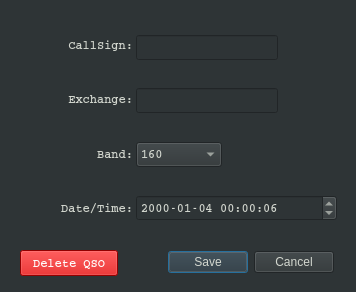
The window that dialog.ui (mbridak/k1usnsst) describes before a commit, drawn with Qt 5.
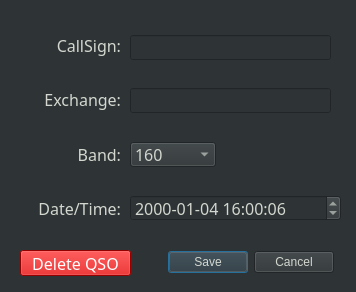
The same window after the commit.

The edit to the form file:
```diff
--- a/dialog.ui
+++ b/dialog.ui
@@ -10,6 +10,12 @@
     <height>292</height>
    </rect>
   </property>
+  <property name="font">
+   <font>
+    <family>JetBrains Mono</family>
+    <pointsize>12</pointsize>
+   </font>
+  </property>
   <property name="windowTitle">
    <string>Edit QSO</string>
   </property>
@@ -46,17 +52,18 @@
   <widget class="QLineEdit" name="editCallsign">
    <property name="geometry">
     <rect>
-     <x>136</x>
+     <x>130</x>
      <y>35</y>
-     <width>142</width>
+     <width>201</width>
      <height>25</height>
     </rect>
    </property>
    <property name="font">
     <font>
-     <family>Courier</family>
-     <weight>75</weight>
-     <bold>true</bold>
+     <family>JetBrains Mono</family>
+     <pointsize>12</pointsize>
+     <weight>50</weight>
+     <bold>false</bold>
     </font>
    </property>
    <property name="maxLength">
@@ -66,17 +73,18 @@
   <widget class="QLineEdit" name="editExchange">
    <property name="geometry">
     <rect>
-     <x>136</x>
+     <x>130</x>
      <y>88</y>
-     <width>142</width>
+     <width>201</width>
      <height>25</height>
     </rect>
    </property>
    <property name="font">
     <font>
-     <family>Courier</family>
-     <weight>75</weight>
-     <bold>true</bold>
+     <family>JetBrains Mono</family>
+     <pointsize>12</pointsize>
+     <weight>50</weight>
+     <bold>false</bold>
     </font>
    </property>
    <property name="maxLength">
@@ -86,22 +94,23 @@
   <widget class="QDateTimeEdit" name="editDateTime">
    <property name="geometry">
     <rect>
-     <x>136</x>
+     <x>130</x>
      <y>195</y>
-     <width>201</width>
+     <width>211</width>
      <height>26</height>
     </rect>
    </property>
    <property name="font">
     <font>
-     <family>Courier</family>
-     <weight>75</weight>
-     <bold>true</bold>
+     <family>JetBrains Mono</family>
+     <pointsize>12</pointsize>
+     <weight>50</weight>
+     <bold>false</bold>
     </font>
    </property>
    <property name="dateTime">
     <datetime>
-     <hour>0</hour>
+     <hour>16</hour>
      <minute>0</minute>
      <second>6</second>
      <year>2000</year>
@@ -124,15 +133,16 @@
     <rect>
      <x>20</x>
      <y>250</y>
-     <width>98</width>
+     <width>111</width>
      <height>26</height>
     </rect>
    </property>
    <property name="font">
     <font>
-     <family>Courier</family>
-     <weight>75</weight>
-     <bold>true</bold>
+     <family>JetBrains Mono</family>
+     <pointsize>12</pointsize>
+     <weight>50</weight>
+     <bold>false</bold>
     </font>
    </property>
    <property name="styleSheet">
@@ -146,7 +156,7 @@
   <widget class="QComboBox" name="editBand">
    <property name="geometry">
     <rect>
-     <x>136</x>
+     <x>130</x>
      <y>142</y>
      <width>86</width>
      <height>25</height>
@@ -154,9 +164,10 @@
    </property>
    <property name="font">
     <font>
-     <family>Courier</family>
-     <weight>75</weight>
-     <bold>true</bold>
+     <family>JetBrains Mono</family>
+     <pointsize>12</pointsize>
+     <weight>50</weight>
+     <bold>false</bold>
     </font>
    </property>
    <item>
@@ -208,16 +219,16 @@
   <widget class="QWidget" name="layoutWidget">
    <property name="geometry">
     <rect>
-     <x>41</x>
+     <x>23</x>
      <y>21</y>
-     <width>92</width>
+     <width>98</width>
      <height>211</height>
     </rect>
    </property>
    <property name="font">
     <font>
-     <family>Courier</family>
-     <weight>75</weight>
+     <family>JetBrains Mono</family>
+     <weight>50</weight>
      <bold>true</bold>
     </font>
    </property>
@@ -226,9 +237,10 @@
      <widget class="QLabel" name="label">
       <property name="font">
        <font>
-        <family>Courier</family>
-        <weight>75</weight>
-        <bold>true</bold>
+        <family>JetBrains Mono</family>
+        <pointsize>12</pointsize>
+        <weight>50</weight>
+        <bold>false</bold>
        </font>
       </property>
       <property name="text">
@@ -243,9 +255,10 @@
      <widget class="QLabel" name="label_2">
       <property name="font">
        <font>
-        <family>Courier</family>
-        <weight>75</weight>
-        <bold>true</bold>
+        <family>JetBrains Mono</family>
+        <pointsize>12</pointsize>
+        <weight>50</weight>
+        <bold>false</bold>
        </font>
       </property>
       <property name="text">
@@ -260,9 +273,10 @@
      <widget class="QLabel" name="label_4">
       <property name="font">
        <font>
-        <family>Courier</family>
-        <weight>75</weight>
-        <bold>true</bold>
+        <family>JetBrains Mono</family>
+        <pointsize>12</pointsize>
+        <weight>50</weight>
+        <bold>false</bold>
        </font>
       </property>
       <property name="text">
@@ -277,9 +291,10 @@
      <widget class="QLabel" name="label_6">
       <property name="font">
        <font>
-        <family>Courier</family>
-        <weight>75</weight>
-        <bold>true</bold>
+        <family>JetBrains Mono</family>
+        <pointsize>12</pointsize>
+        <weight>50</weight>
+        <bold>false</bold>
        </font>
       </property>
       <property name="text">
```
Left out of the diff: 7 changed lines with no effect on the pictures.
